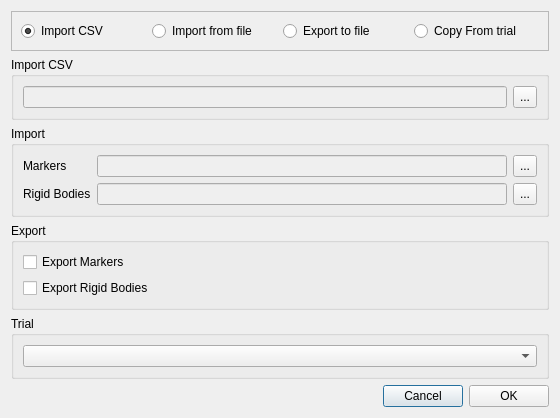
Above: src/ui/ui-files/ImportExportPointsDialog.ui from XROMMPackages/xmalab before the change. Below: the same form after it.
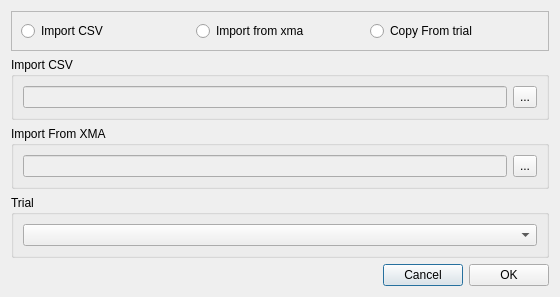
That is the form after the change.

Commit message: Added option to import Marker and Rigid Bodies from xma-File

Diff of the .ui file:
```diff
--- a/src/ui/ui-files/ImportExportPointsDialog.ui
+++ b/src/ui/ui-files/ImportExportPointsDialog.ui
@@ -7,7 +7,7 @@
     <x>0</x>
     <y>0</y>
     <width>560</width>
-    <height>363</height>
+    <height>284</height>
    </rect>
   </property>
   <property name="sizePolicy">
@@ -20,8 +20,8 @@
    <string>Import/Export  Markers and Rigid Bodies</string>
   </property>
   <layout class="QGridLayout" name="gridLayout_4">
-   <item row="2" column="0" colspan="3">
-    <widget class="QGroupBox" name="groupBoxImport">
+   <item row="1" column="0" colspan="3">
+    <widget class="QGroupBox" name="groupBoxImportCSV">
      <property name="sizePolicy">
       <sizepolicy hsizetype="Preferred" vsizetype="Maximum">
        <horstretch>0</horstretch>
@@ -29,63 +29,24 @@
       </sizepolicy>
      </property>
      <property name="title">
-      <string>Import</string>
+      <string>Import CSV</string>
      </property>
-     <layout class="QGridLayout" name="gridLayout">
-      <item row="1" column="2">
-       <widget class="QToolButton" name="toolButtonRigidBodies">
-        <property name="sizePolicy">
-         <sizepolicy hsizetype="Fixed" vsizetype="Preferred">
-          <horstretch>0</horstretch>
-          <verstretch>0</verstretch>
-         </sizepolicy>
-        </property>
-        <property name="text">
-         <string>...</string>
-        </property>
-       </widget>
-      </item>
-      <item row="1" column="1">
-       <widget class="QLineEdit" name="lineEditRigidBodies">
-        <property name="enabled">
-         <bool>false</bool>
-        </property>
-        <property name="sizePolicy">
-         <sizepolicy hsizetype="Minimum" vsizetype="Preferred">
-          <horstretch>0</horstretch>
-          <verstretch>0</verstretch>
-         </sizepolicy>
-        </property>
-       </widget>
-      </item>
-      <item row="1" column="0">
-       <widget class="QLabel" name="label_2">
-        <property name="sizePolicy">
-         <sizepolicy hsizetype="Maximum" vsizetype="Preferred">
-          <horstretch>0</horstretch>
-          <verstretch>0</verstretch>
-         </sizepolicy>
-        </property>
-        <property name="text">
-         <string>Rigid Bodies</string>
-        </property>
-       </widget>
-      </item>
-      <item row="0" column="0">
-       <widget class="QLabel" name="label_1">
-        <property name="sizePolicy">
-         <sizepolicy hsizetype="Maximum" vsizetype="Preferred">
-          <horstretch>0</horstretch>
-          <verstretch>0</verstretch>
-         </sizepolicy>
-        </property>
-        <property name="text">
-         <string>Markers</string>
-        </property>
-       </widget>
-      </item>
+     <layout class="QGridLayout" name="gridLayout_6">
       <item row="0" column="1">
-       <widget class="QLineEdit" name="lineEditMarkers">
+       <widget class="QToolButton" name="toolButtonMarkersCSV">
+        <property name="sizePolicy">
+         <sizepolicy hsizetype="Fixed" vsizetype="Preferred">
+          <horstretch>0</horstretch>
+          <verstretch>0</verstretch>
+         </sizepolicy>
+        </property>
+        <property name="text">
+         <string>...</string>
+        </property>
+       </widget>
+      </item>
+      <item row="0" column="0">
+       <widget class="QLineEdit" name="lineEditMarkersCSV">
         <property name="enabled">
          <bool>false</bool>
         </property>
@@ -96,60 +57,6 @@
          </sizepolicy>
         </property>
        </widget>
-      </item>
-      <item row="0" column="2">
-       <widget class="QToolButton" name="toolButtonMarkers">
-        <property name="sizePolicy">
-         <sizepolicy hsizetype="Fixed" vsizetype="Preferred">
-          <horstretch>0</horstretch>
-          <verstretch>0</verstretch>
-         </sizepolicy>
-        </property>
-        <property name="text">
-         <string>...</string>
-        </property>
-       </widget>
-      </item>
-     </layout>
-    </widget>
-   </item>
-   <item row="3" column="0" colspan="3">
-    <widget class="QGroupBox" name="groupBoxExport">
-     <property name="sizePolicy">
-      <sizepolicy hsizetype="Preferred" vsizetype="Maximum">
-       <horstretch>0</horstretch>
-       <verstretch>0</verstretch>
-      </sizepolicy>
-     </property>
-     <property name="title">
-      <string>Export</string>
-     </property>
-     <layout class="QGridLayout" name="gridLayout_2">
-      <item row="0" column="0">
-       <widget class="QCheckBox" name="checkBoxMarkers">
-        <property name="text">
-         <string>Export Markers</string>
-        </property>
-       </widget>
-      </item>
-      <item row="1" column="0">
-       <widget class="QCheckBox" name="checkBoxRigidBodies">
-        <property name="text">
-         <string>Export Rigid Bodies</string>
-        </property>
-       </widget>
-      </item>
-     </layout>
-    </widget>
-   </item>
-   <item row="4" column="0" colspan="3">
-    <widget class="QGroupBox" name="groupBoxTrial">
-     <property name="title">
-      <string>Trial</string>
-     </property>
-     <layout class="QGridLayout" name="gridLayout_5">
-      <item row="0" column="0">
-       <widget class="QComboBox" name="comboBoxTrial"/>
       </item>
      </layout>
     </widget>
@@ -169,20 +76,23 @@
       <enum>QFrame::Raised</enum>
      </property>
      <layout class="QGridLayout" name="gridLayout_3">
-      <item row="0" column="1">
-       <widget class="QRadioButton" name="radioButtonImport">
+      <item row="0" column="0">
+       <widget class="QRadioButton" name="radioButtonImportCSV">
         <property name="text">
-         <string>Import from file</string>
+         <string>Import CSV</string>
         </property>
         <property name="checked">
          <bool>false</bool>
         </property>
        </widget>
       </item>
-      <item row="0" column="2">
-       <widget class="QRadioButton" name="radioButtonExport">
+      <item row="0" column="1">
+       <widget class="QRadioButton" name="radioButtonImportXMA">
         <property name="text">
-         <string>Export to file</string>
+         <string>Import from xma</string>
+        </property>
+        <property name="checked">
+         <bool>false</bool>
         </property>
        </widget>
       </item>
@@ -193,34 +103,29 @@
         </property>
        </widget>
       </item>
+     </layout>
+    </widget>
+   </item>
+   <item row="3" column="0" colspan="3">
+    <widget class="QGroupBox" name="groupBoxTrial">
+     <property name="title">
+      <string>Trial</string>
+     </property>
+     <layout class="QGridLayout" name="gridLayout_5">
       <item row="0" column="0">
-       <widget class="QRadioButton" name="radioButtonImportCSV">
-        <property name="text">
-         <string>Import CSV</string>
-        </property>
-        <property name="checked">
-         <bool>true</bool>
-        </property>
-       </widget>
+       <widget class="QComboBox" name="comboBoxTrial"/>
       </item>
      </layout>
     </widget>
    </item>
-   <item row="5" column="1">
+   <item row="4" column="1">
     <widget class="QPushButton" name="pushButtonCancel">
      <property name="text">
       <string>Cancel</string>
      </property>
     </widget>
    </item>
-   <item row="5" column="2">
-    <widget class="QPushButton" name="pushButtonOK">
-     <property name="text">
-      <string>OK</string>
-     </property>
-    </widget>
-   </item>
-   <item row="5" column="0">
+   <item row="4" column="0">
     <spacer name="horizontalSpacer">
      <property name="orientation">
       <enum>Qt::Horizontal</enum>
@@ -233,8 +138,15 @@
      </property>
     </spacer>
    </item>
-   <item row="1" column="0" colspan="3">
-    <widget class="QGroupBox" name="groupBoxImportCSV">
+   <item row="4" column="2">
+    <widget class="QPushButton" name="pushButtonOK">
+     <property name="text">
+      <string>OK</string>
+     </property>
+    </widget>
+   </item>
+   <item row="2" column="0" colspan="3">
+    <widget class="QGroupBox" name="groupBoxImportXMA">
      <property name="sizePolicy">
       <sizepolicy hsizetype="Preferred" vsizetype="Maximum">
        <horstretch>0</horstretch>
@@ -242,9 +154,9 @@
       </sizepolicy>
      </property>
      <property name="title">
-      <string>Import CSV</string>
+      <string>Import From XMA</string>
      </property>
-     <layout class="QGridLayout" name="gridLayout_6">
+     <layout class="QGridLayout" name="gridLayout_7">
       <item row="0" column="1">
        <widget class="QToolButton" name="toolButtonMarkersCSV">
         <property name="sizePolicy">
@@ -259,7 +171,7 @@
        </widget>
       </item>
       <item row="0" column="0">
-       <widget class="QLineEdit" name="lineEditMarkersCSV">
+       <widget class="QLineEdit" name="lineEditMarkersXMA">
         <property name="enabled">
          <bool>false</bool>
         </property>
```
Left out of the diff: 2 changed lines with no effect on the pictures. The commit also changes 4 other files.
